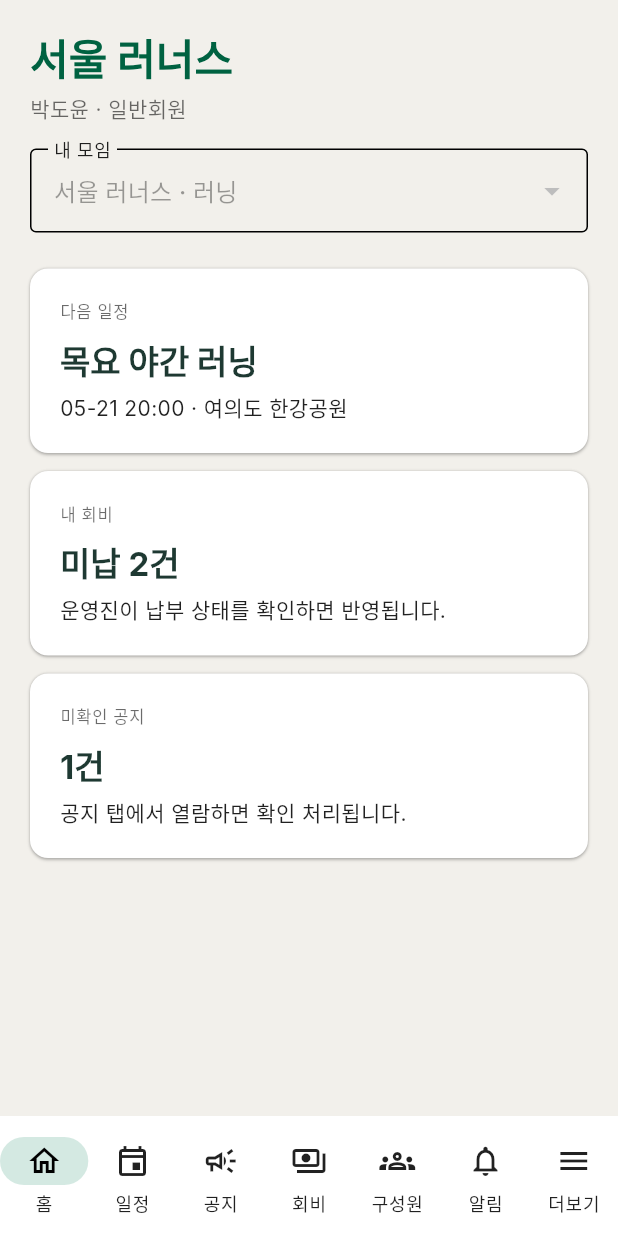
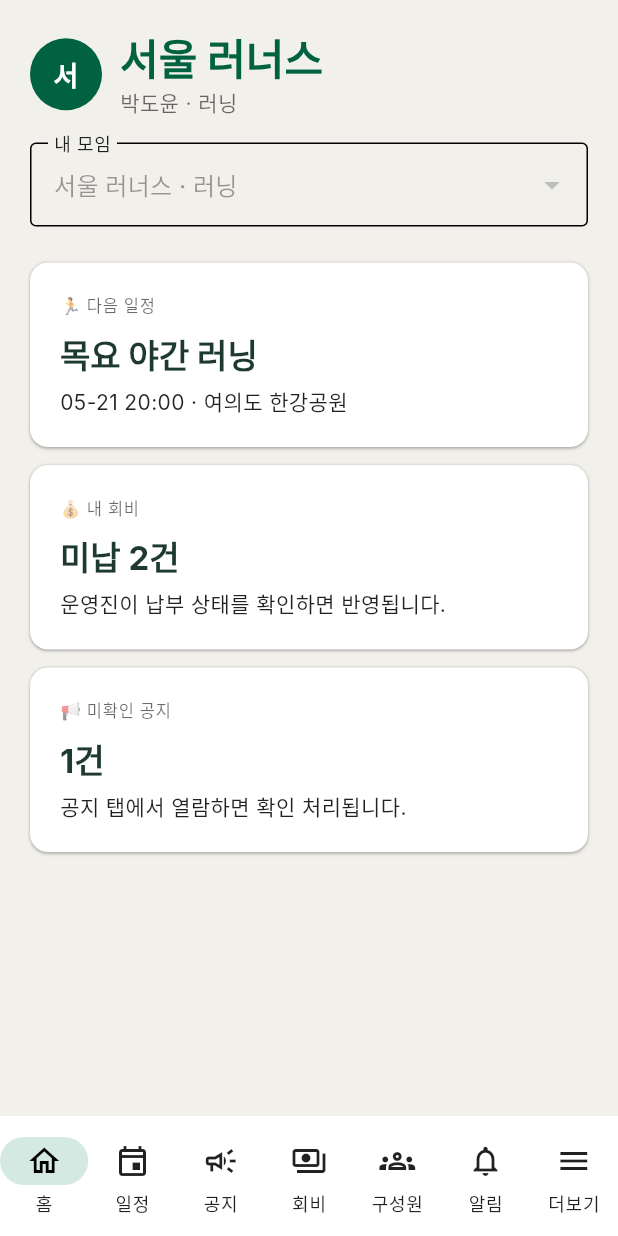
Before and after one commit to jaywapp/Crewith, a Flutter app: the screen it shows after launch, after a tap on "인증번호 받기", after a tap on "인증 확인", on a phone screen of 412 x 824 dp. Run offline on Flutter 3.47's test engine with Material 3 defaults, Android fonts, the phone set to English and light mode, and no system bars; network calls fail; Roboto replaces fonts that are missing (Inter).

Commit message:
UI 개선 작업

```diff
--- a/apps/mobile-app/lib/main.dart
+++ b/apps/mobile-app/lib/main.dart
@@ -48,6 +48,17 @@ class CrewithApp extends StatelessWidget {
         ),
         scaffoldBackgroundColor: canvas,
         fontFamily: 'Inter',
+        filledButtonTheme: FilledButtonThemeData(
+          style: FilledButton.styleFrom(
+            shape: const StadiumBorder(),
+            backgroundColor: greenAccent,
+          ),
+        ),
+        outlinedButtonTheme: OutlinedButtonThemeData(
+          style: OutlinedButton.styleFrom(
+            shape: const StadiumBorder(),
+          ),
+        ),
         navigationBarTheme: const NavigationBarThemeData(
           backgroundColor: white,
           indicatorColor: greenLight,
--- a/apps/mobile-app/lib/member_api_client.dart
+++ b/apps/mobile-app/lib/member_api_client.dart
@@ -5,7 +5,7 @@ import 'member_models.dart';
 
 const _defaultApiBaseUrl = String.fromEnvironment(
   'CREWITH_API_BASE_URL',
-  defaultValue: 'http://10.0.2.2:4000/api/v1',
+  defaultValue: 'https://crewith-api-production.up.railway.app/api/v1',
 );
 
 class MemberApiClient {
--- a/apps/mobile-app/lib/member_ui.dart
+++ b/apps/mobile-app/lib/member_ui.dart
@@ -264,9 +264,9 @@ String formatCurrency(int value) {
 
 String roleLabel(String role) {
   return switch (role) {
-    'owner' => '모임장',
-    'operator' => '운영진',
-    _ => '일반회원',
+    'owner' => '🏆 모임장',
+    'operator' => '🛡 운영진',
+    _ => '👤 일반회원',
   };
 }
 
--- a/apps/mobile-app/lib/screens/home_page.dart
+++ b/apps/mobile-app/lib/screens/home_page.dart
@@ -23,9 +23,32 @@ class HomePage extends StatelessWidget {
     final unpaidCount =
         overview.fees.where((fee) => fee.status == 'unpaid').length;
     final unreadCount = overview.notices.where((notice) => !notice.read).length;
+    final activeClub = clubs.firstWhere(
+      (c) => c.clubId == activeClubId,
+      orElse: () => clubs.first,
+    );
 
     return ListView(
       padding: const EdgeInsets.all(20),
+      children: [
+        Row(
+          crossAxisAlignment: CrossAxisAlignment.center,
+          children: [
+            CircleAvatar(
+              radius: 24,
+              backgroundColor: starbucksGreen,
+              foregroundColor: white,
+              child: Text(
+                overview.clubName.characters.first,
+                style: const TextStyle(
+                  fontWeight: FontWeight.w700,
+                  fontSize: 18,
+                ),
+              ),
+            ),
+            const SizedBox(width: 12),
+            Column(
+              crossAxisAlignment: CrossAxisAlignment.start,
               children: [
                 Text(
                   overview.clubName,
@@ -34,13 +57,16 @@ class HomePage extends StatelessWidget {
                         fontWeight: FontWeight.w700,
                       ),
                 ),
-        const SizedBox(height: 4),
                 Text(
-          '${overview.memberName} · 일반회원',
+                  '${overview.memberName} · ${activeClub.sportType}',
                   style: Theme.of(context)
                       .textTheme
                       .bodyMedium
                       ?.copyWith(color: textBlackSoft),
+                ),
+              ],
+            ),
+          ],
         ),
         const SizedBox(height: 16),
         DropdownButtonFormField<String>(
@@ -67,13 +93,13 @@ class HomePage extends StatelessWidget {
         ),
         const SizedBox(height: 24),
         SummaryCard(
-          label: '다음 일정',
+          label: '🏃 다음 일정',
           title: nextEvent.title,
           body: '${formatDate(nextEvent.startsAt)} · ${nextEvent.locationName}',
         ),
         const SizedBox(height: 12),
         SummaryCard(
-          label: '내 회비',
+          label: '💰 내 회비',
           title: unpaidCount == 0 ? '미납 없음' : '미납 $unpaidCount건',
           body: unpaidCount == 0
               ? '현재 확인이 필요한 회비가 없습니다.'
@@ -81,7 +107,7 @@ class HomePage extends StatelessWidget {
         ),
         const SizedBox(height: 12),
         SummaryCard(
-          label: '미확인 공지',
+          label: '📢 미확인 공지',
           title: '$unreadCount건',
           body: unreadCount == 0 ? '모든 공지를 확인했습니다.' : '공지 탭에서 열람하면 확인 처리됩니다.',
         ),
--- a/apps/mobile-app/lib/screens/members_page.dart
+++ b/apps/mobile-app/lib/screens/members_page.dart
@@ -11,7 +11,7 @@ class MembersPage extends StatelessWidget {
   @override
   Widget build(BuildContext context) {
     return PageScaffold(
-      title: '구성원',
+      title: '👥 구성원',
       subtitle: '모임 구성원과 공개된 연락처 정보를 확인합니다.',
       children: [
         if (members.isEmpty) const InfoCard(child: Text('표시할 구성원이 없습니다.')),
@@ -59,7 +59,7 @@ class MembersPage extends StatelessWidget {
                   spacing: 8,
                   runSpacing: 8,
                   children: [
-                    InfoChip(label: '가입 ${member.joinedAt}'),
+                    InfoChip(label: '🗓 가입 ${member.joinedAt}'),
                     if (member.phoneNumber != null)
                       InfoChip(label: member.phoneNumber!),
                     if (member.birthDate != null)
--- a/apps/mobile-app/lib/screens/notifications_page.dart
+++ b/apps/mobile-app/lib/screens/notifications_page.dart
@@ -16,7 +16,7 @@ class NotificationsPage extends StatelessWidget {
   @override
   Widget build(BuildContext context) {
     return PageScaffold(
-      title: '알림',
+      title: '🔔 알림',
       subtitle: '회비, 일정, 공지 리마인더를 확인하세요.',
       children: [
         if (notifications.isEmpty)
```
Also changed, not shown: apps/mobile-app/lib/screens/events_page.dart (+22 -19 lines), apps/mobile-app/lib/screens/fees_page.dart (+25 -6 lines), apps/mobile-app/lib/screens/more_page.dart (+4 -4 lines), apps/mobile-app/lib/screens/notices_page.dart (+61 -19 lines), 11 other files. Lines whose indentation alone changed are shown as unchanged.
